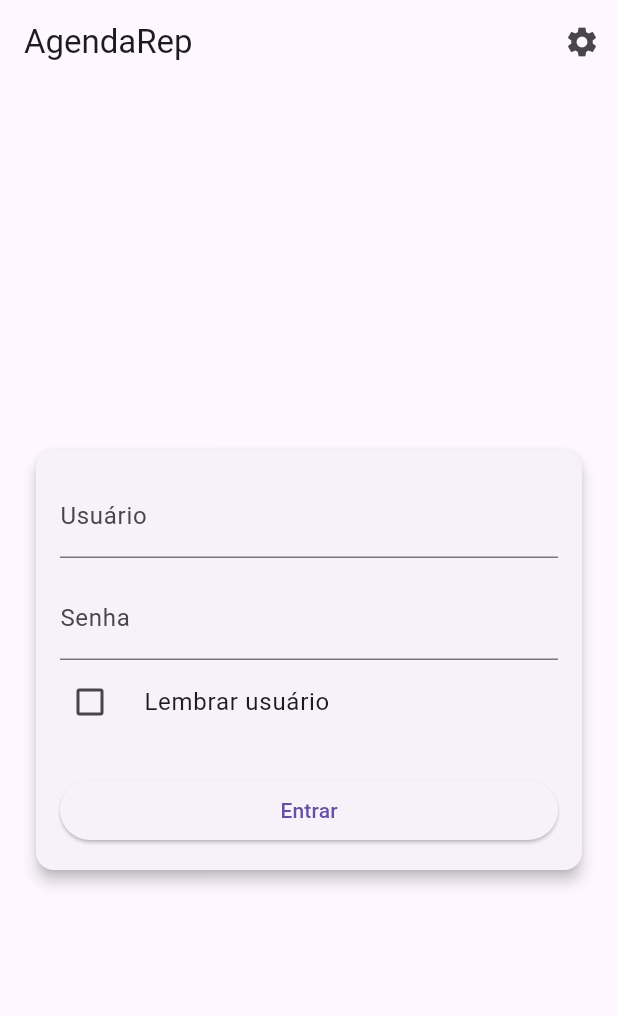
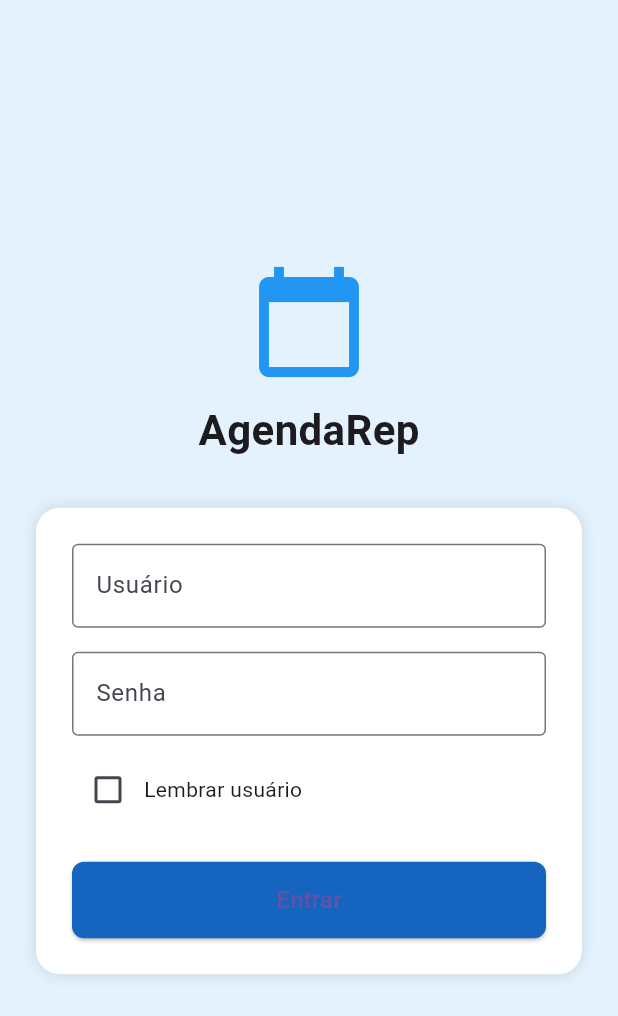
Before and after one commit to albertothe/agendarep, a Flutter app: the screen it shows after launch, on a phone screen of 412 x 824 dp. Shown: the top 1016 px of the screen. Run offline on Flutter 3.47's test engine with Material 3 defaults, Android fonts, the phone set to English and light mode, and no system bars; our stand-ins replace flutter_secure_storage.

```diff
--- a/mobile/agendarep_app/lib/login_page.dart
+++ b/mobile/agendarep_app/lib/login_page.dart
@@ -1,7 +1,6 @@
 import 'dart:convert';
 import 'package:flutter/material.dart';
 import 'api_service.dart';
-
 
 class LoginPage extends StatefulWidget {
   const LoginPage({super.key});
@@ -38,6 +37,7 @@ class _LoginPageState extends State<LoginPage> {
       'login': _loginController.text,
       'senha': _senhaController.text,
     });
+
     if (res.statusCode == 200) {
       final data = jsonDecode(res.body);
       await api.setToken(data['token']);
@@ -59,69 +59,88 @@ class _LoginPageState extends State<LoginPage> {
   @override
   Widget build(BuildContext context) {
     return Scaffold(
-      appBar: AppBar(
-        title: const Text('AgendaRep'),
-        actions: [
-          IconButton(
-            icon: const Icon(Icons.settings),
-            onPressed: () {
-              Navigator.of(context).pushNamed('/settings');
-            },
-          )
-        ],
-      ),
+      backgroundColor: Colors.blue[50],
       body: Center(
         child: SingleChildScrollView(
-          child: Card(
-            elevation: 4,
-            shape: RoundedRectangleBorder(
-              borderRadius: BorderRadius.circular(12),
-            ),
-            margin: const EdgeInsets.all(24),
-            child: Padding(
-              padding: const EdgeInsets.all(16.0),
+          padding: const EdgeInsets.all(24),
           child: Column(
             mainAxisSize: MainAxisSize.min,
             children: [
+              const Icon(Icons.calendar_today, size: 80, color: Colors.blue),
+              const SizedBox(height: 12),
+              const Text(
+                "AgendaRep",
+                style: TextStyle(fontSize: 28, fontWeight: FontWeight.bold),
+              ),
+              const SizedBox(height: 32),
+              Container(
+                padding: const EdgeInsets.all(24),
+                decoration: BoxDecoration(
+                  color: Colors.white,
+                  borderRadius: BorderRadius.circular(16),
+                  boxShadow: const [
+                    BoxShadow(color: Colors.black12, blurRadius: 8),
+                  ],
+                ),
+                child: Column(
+                  children: [
                     TextField(
                       controller: _loginController,
-                    decoration: const InputDecoration(labelText: 'Usuário'),
+                      decoration: const InputDecoration(
+                        labelText: 'Usuário',
+                        border: OutlineInputBorder(),
                       ),
-                  const SizedBox(height: 12),
+                    ),
+                    const SizedBox(height: 16),
                     TextField(
                       controller: _senhaController,
                       obscureText: true,
-                    decoration: const InputDecoration(labelText: 'Senha'),
+                      decoration: const InputDecoration(
+                        labelText: 'Senha',
+                        border: OutlineInputBorder(),
                       ),
-                  CheckboxListTile(
-                    title: const Text('Lembrar usuário'),
+                    ),
+                    const SizedBox(height: 12),
+                    Row(
+                      children: [
+                        Checkbox(
                           value: _lembrarUsuario,
                           onChanged: (v) {
                             setState(() {
                               _lembrarUsuario = v ?? false;
                             });
                           },
-                    controlAffinity: ListTileControlAffinity.leading,
-                    contentPadding: EdgeInsets.zero,
+                        ),
+                        const Text('Lembrar usuário'),
+                      ],
                     ),
                     if (erro != null) ...[
                       const SizedBox(height: 12),
                       Text(erro!, style: const TextStyle(color: Colors.red)),
                     ],
-                  const SizedBox(height: 20),
+                    const SizedBox(height: 24),
                     SizedBox(
                       width: double.infinity,
                       child: ElevatedButton(
                         onPressed: _fazerLogin,
-                      child: const Text('Entrar'),
+                        style: ElevatedButton.styleFrom(
+                          padding: const EdgeInsets.symmetric(vertical: 14),
+                          backgroundColor: Colors.blue[800],
+                          shape: RoundedRectangleBorder(
+                            borderRadius: BorderRadius.circular(8),
+                          ),
+                        ),
+                        child: const Text("Entrar",
+                            style: TextStyle(fontSize: 16)),
+                      ),
+                    ),
+                  ],
                 ),
               ),
             ],
           ),
         ),
       ),
-        ),
-      ),
     );
   }
 }
```
Also changed, not shown: mobile/agendarep_app/lib/agenda_page.dart (+38 -97 lines), 1 other file. Lines whose indentation alone changed are shown as unchanged.
